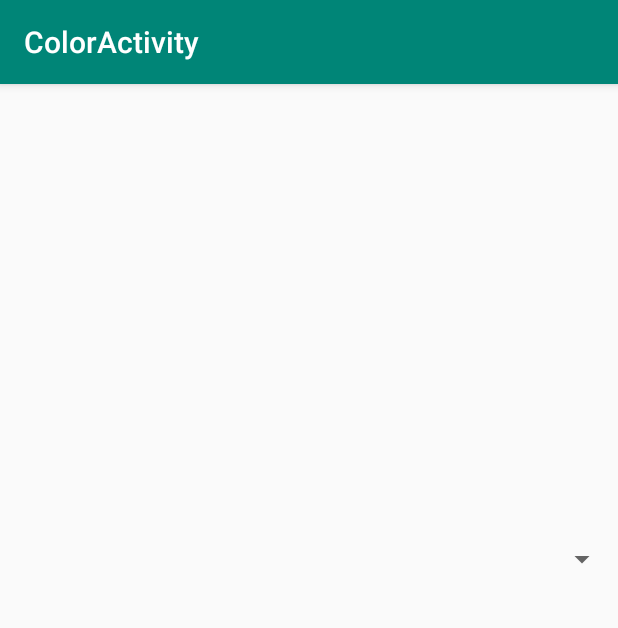
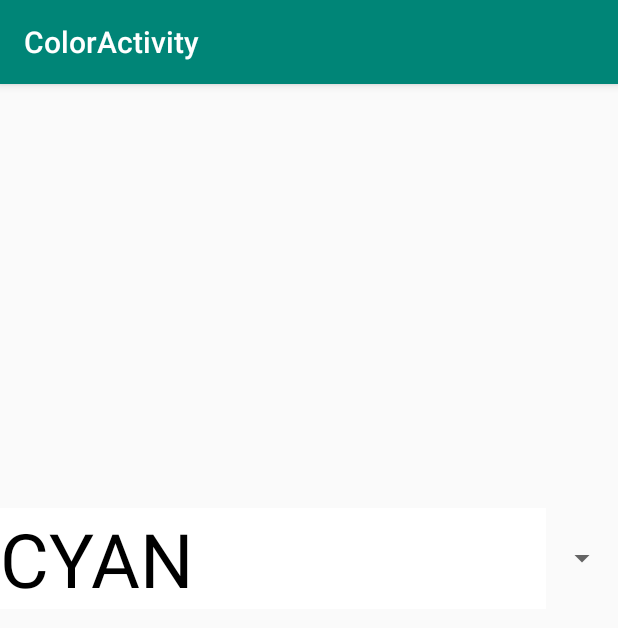
Before and after one commit to viethphamvn/ColorActivity, an Android app: the screen it shows after launch (MainActivity), on a phone screen of 412 x 824 dp. Shown: the top 628 px of the screen. Run offline under Robolectric (Android 15) with nearby library versions, the phone set to English and light mode, and no system bars.

Commit message:
Initialized spinner and set its adapter to ColorAdapter

```diff
--- a/app/src/main/java/edu/temple/coloractivity/MainActivity.java
+++ b/app/src/main/java/edu/temple/coloractivity/MainActivity.java
@@ -3,6 +3,8 @@ package edu.temple.coloractivity;
 import androidx.appcompat.app.AppCompatActivity;
 
 import android.os.Bundle;
+import android.widget.ArrayAdapter;
+import android.widget.Spinner;
 
 public class MainActivity extends AppCompatActivity {
 
@@ -10,5 +12,11 @@ public class MainActivity extends AppCompatActivity {
     protected void onCreate(Bundle savedInstanceState) {
         super.onCreate(savedInstanceState);
         setContentView(R.layout.activity_main);
+
+        String[] colors = {"CYAN","BLUE","RED"};
+
+        Spinner colorSpinner = findViewById(R.id.colorSpinner);
+        ColorAdapter myAdapter = new ColorAdapter(this, colors.length, colors);
+        colorSpinner.setAdapter(myAdapter);
     }
 }
```
